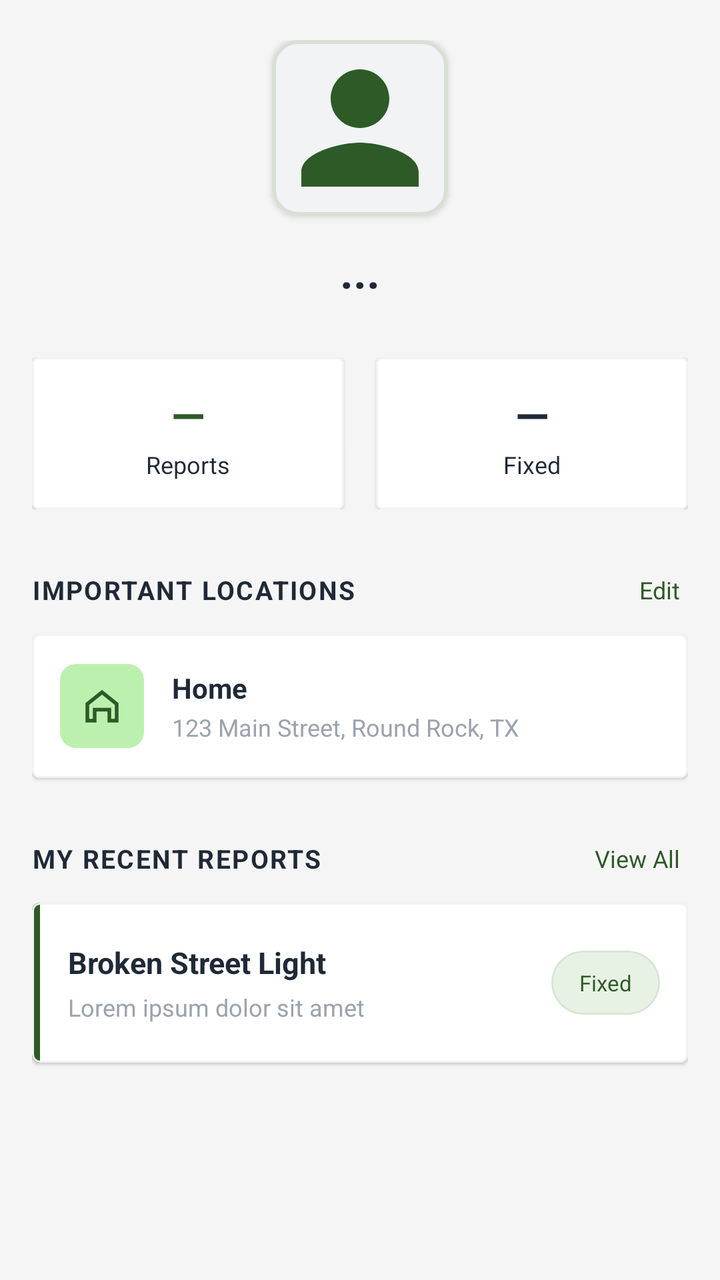
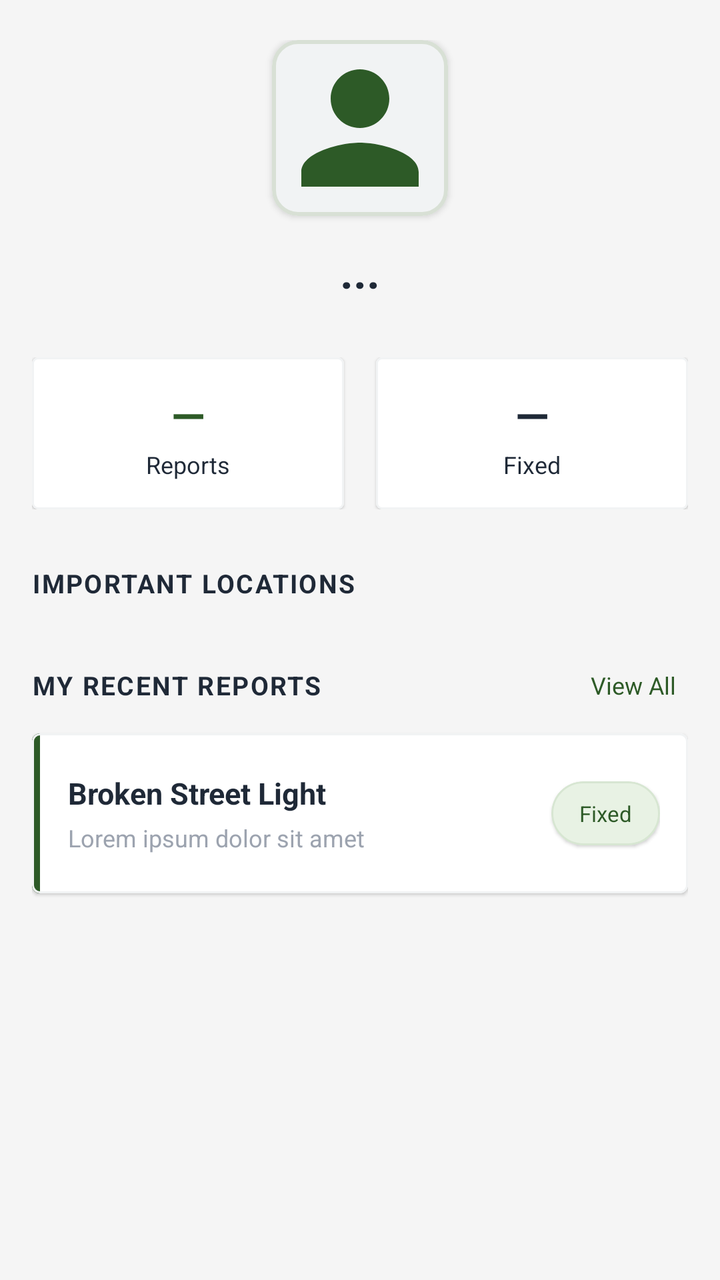

Screens rendered from an Android XML layout before and after an edit, with the pre-edit source and the edit as a unified diff.
<!-- AndroidManifest.xml: application theme Theme.CivicFix -->
<!-- res/layout/fragment_profile.xml -->
<?xml version="1.0" encoding="utf-8"?>
<androidx.core.widget.NestedScrollView
    xmlns:android="http://schemas.android.com/apk/res/android"
    xmlns:app="http://schemas.android.com/apk/res-auto"
    android:layout_width="match_parent"
    android:layout_height="match_parent"
    android:background="@color/background"
    android:clipToPadding="false"
    android:fillViewport="true"
    android:paddingBottom="16dp">

    <LinearLayout
        android:layout_width="match_parent"
        android:layout_height="wrap_content"
        android:orientation="vertical"
        android:paddingStart="16dp"
        android:paddingTop="20dp"
        android:paddingEnd="16dp"
        android:paddingBottom="24dp">


        

        <com.google.android.material.card.MaterialCardView
            android:layout_width="88dp"
            android:layout_height="88dp"
            android:layout_gravity="center_horizontal"
            app:cardBackgroundColor="@color/popupCardBackground"
            app:cardCornerRadius="13dp"
            app:cardElevation="2dp"
            app:strokeColor="@color/profileAvatarStroke"
            app:strokeWidth="2dp">

            <ImageView
                android:id="@+id/iv_profile_picture"
                android:layout_width="match_parent"
                android:layout_height="match_parent"
                android:contentDescription="Profile picture"
                android:scaleType="centerCrop"
                android:src="@drawable/ic_profile_placeholder" />

        </com.google.android.material.card.MaterialCardView>


        <TextView
            android:id="@+id/tv_profile_name"
            android:layout_width="wrap_content"
            android:layout_height="wrap_content"
            android:layout_gravity="center_horizontal"
            android:layout_marginTop="12dp"
            android:text="..."
            android:textColor="@color/tertiary"
            android:textSize="23sp"
            android:textStyle="bold" />


        

        <LinearLayout
            android:layout_width="match_parent"
            android:layout_height="76dp"
            android:layout_marginTop="28dp"
            android:orientation="horizontal">


            
            <com.google.android.material.card.MaterialCardView
                android:layout_width="0dp"
                android:layout_height="match_parent"
                android:layout_weight="1"
                app:cardBackgroundColor="@color/cardBackground"
                app:cardCornerRadius="3dp"
                app:cardElevation="1dp"
                app:strokeColor="@color/popupCardBackground"
                app:strokeWidth="1dp">

                <LinearLayout
                    android:layout_width="match_parent"
                    android:layout_height="match_parent"
                    android:gravity="center"
                    android:orientation="vertical">

                    <TextView
                        android:id="@+id/tv_profile_report_count"
                        android:layout_width="wrap_content"
                        android:layout_height="wrap_content"
                        android:text="—"
                        android:textColor="@color/primary"
                        android:textSize="22sp"
                        android:textStyle="bold" />

                    <TextView
                        android:layout_width="wrap_content"
                        android:layout_height="wrap_content"
                        android:layout_marginTop="2dp"
                        android:text="Reports"
                        android:textColor="@color/tertiary"
                        android:textSize="12sp" />

                </LinearLayout>

            </com.google.android.material.card.MaterialCardView>


            <Space
                android:layout_width="16dp"
                android:layout_height="1dp" />


            
            <com.google.android.material.card.MaterialCardView
                android:layout_width="0dp"
                android:layout_height="match_parent"
                android:layout_weight="1"
                app:cardBackgroundColor="@color/cardBackground"
                app:cardCornerRadius="3dp"
                app:cardElevation="1dp"
                app:strokeColor="@color/popupCardBackground"
                app:strokeWidth="1dp">

                <LinearLayout
                    android:layout_width="match_parent"
                    android:layout_height="match_parent"
                    android:gravity="center"
                    android:orientation="vertical">

                    <TextView
                        android:id="@+id/tv_profile_fixed_count"
                        android:layout_width="wrap_content"
                        android:layout_height="wrap_content"
                        android:text="—"
                        android:textColor="@color/tertiary"
                        android:textSize="22sp"
                        android:textStyle="bold" />

                    <TextView
                        android:layout_width="wrap_content"
                        android:layout_height="wrap_content"
                        android:layout_marginTop="2dp"
                        android:text="Fixed"
                        android:textColor="@color/tertiary"
                        android:textSize="12sp" />

                </LinearLayout>

            </com.google.android.material.card.MaterialCardView>

        </LinearLayout>


        

        <LinearLayout
            android:layout_width="match_parent"
            android:layout_height="wrap_content"
            android:layout_marginTop="28dp"
            android:gravity="center_vertical"
            android:orientation="horizontal">

            <TextView
                android:layout_width="0dp"
                android:layout_height="wrap_content"
                android:layout_weight="1"
                android:letterSpacing="0.06"
                android:text="IMPORTANT LOCATIONS"
                android:textColor="@color/tertiary"
                android:textSize="13sp"
                android:textStyle="bold" />

            <TextView
                android:id="@+id/tv_important_locations_edit"
                android:layout_width="wrap_content"
                android:layout_height="wrap_content"
                android:background="?attr/selectableItemBackgroundBorderless"
                android:clickable="true"
                android:focusable="true"
                android:paddingStart="8dp"
                android:paddingTop="4dp"
                android:paddingEnd="4dp"
                android:paddingBottom="4dp"
                android:text="Edit"
                android:textColor="@color/primary"
                android:textSize="12sp" />

        </LinearLayout>


        <LinearLayout
            android:id="@+id/layout_add_important_location_empty"
            android:layout_width="match_parent"
            android:layout_height="72dp"
            android:layout_marginTop="10dp"
            android:background="@drawable/bg_add_location_dashed"
            android:clickable="true"
            android:focusable="true"
            android:gravity="center"
            android:orientation="horizontal"
            android:visibility="gone">

            <TextView
                android:layout_width="wrap_content"
                android:layout_height="wrap_content"
                android:text="+"
                android:textColor="@color/primary"
                android:textSize="21sp"
                android:textStyle="bold" />

            <TextView
                android:layout_width="wrap_content"
                android:layout_height="wrap_content"
                android:layout_marginStart="7dp"
                android:text="Add Location"
                android:textColor="@color/primary"
                android:textSize="13sp"
                android:textStyle="bold" />

        </LinearLayout>

        <com.google.android.material.card.MaterialCardView
            android:id="@+id/layout_dummy_home_location"
            android:layout_width="match_parent"
            android:layout_height="72dp"
            android:layout_marginTop="10dp"
            android:clickable="true"
            android:focusable="true"
            android:foreground="?attr/selectableItemBackground"
            app:cardBackgroundColor="@color/cardBackground"
            app:cardCornerRadius="4dp"
            app:cardElevation="1dp"
            app:strokeColor="@color/popupCardBackground"
            app:strokeWidth="1dp">

            <LinearLayout
                android:layout_width="match_parent"
                android:layout_height="match_parent"
                android:gravity="center_vertical"
                android:orientation="horizontal"
                android:paddingStart="14dp"
                android:paddingEnd="14dp">

                <FrameLayout
                    android:layout_width="42dp"
                    android:layout_height="42dp"
                    android:background="@drawable/ic_setting_bg_green"
                    android:padding="10dp">

                    <ImageView
                        android:layout_width="match_parent"
                        android:layout_height="match_parent"
                        android:contentDescription="Home"
                        android:src="@drawable/ic_profile_home"
                        app:tint="@color/profileLocationHomeIcon" />

                </FrameLayout>


                <LinearLayout
                    android:layout_width="0dp"
                    android:layout_height="wrap_content"
                    android:layout_marginStart="14dp"
                    android:layout_weight="1"
                    android:orientation="vertical">

                    <TextView
                        android:layout_width="wrap_content"
                        android:layout_height="wrap_content"
                        android:text="Home"
                        android:textColor="@color/tertiary"
                        android:textSize="14sp"
                        android:textStyle="bold" />

                    <TextView
                        android:layout_width="wrap_content"
                        android:layout_height="wrap_content"
                        android:layout_marginTop="2dp"
                        android:ellipsize="end"
                        android:maxLines="1"
                        android:text="123 Main Street, Round Rock, TX"
                        android:textColor="@color/textSecondary"
                        android:textSize="12sp" />

                </LinearLayout>

            </LinearLayout>

        </com.google.android.material.card.MaterialCardView>


        

        <LinearLayout
            android:layout_width="match_parent"
            android:layout_height="wrap_content"
            android:layout_marginTop="28dp"
            android:gravity="center_vertical"
            android:orientation="horizontal">

            <TextView
                android:layout_width="0dp"
                android:layout_height="wrap_content"
                android:layout_weight="1"
                android:letterSpacing="0.06"
                android:text="MY RECENT REPORTS"
                android:textColor="@color/tertiary"
                android:textSize="13sp"
                android:textStyle="bold" />

            <TextView
                android:id="@+id/tv_recent_reports_view_all"
                android:layout_width="wrap_content"
                android:layout_height="wrap_content"
                android:background="?attr/selectableItemBackgroundBorderless"
                android:clickable="false"
                android:focusable="false"
                android:paddingStart="8dp"
                android:paddingTop="4dp"
                android:paddingEnd="4dp"
                android:paddingBottom="4dp"
                android:text="View All"
                android:textColor="@color/primary"
                android:textSize="12sp" />

        </LinearLayout>


        <com.google.android.material.card.MaterialCardView
            android:layout_width="match_parent"
            android:layout_height="80dp"
            android:layout_marginTop="10dp"
            app:cardBackgroundColor="@color/cardBackground"
            app:cardCornerRadius="4dp"
            app:cardElevation="1dp"
            app:strokeColor="@color/popupCardBackground"
            app:strokeWidth="1dp">

            <FrameLayout
                android:layout_width="match_parent"
                android:layout_height="match_parent">

                
                <View
                    android:layout_width="4dp"
                    android:layout_height="match_parent"
                    android:background="@color/primary" />


                <LinearLayout
                    android:layout_width="match_parent"
                    android:layout_height="match_parent"
                    android:gravity="center_vertical"
                    android:orientation="horizontal"
                    android:paddingStart="18dp"
                    android:paddingEnd="14dp">

                    <LinearLayout
                        android:layout_width="0dp"
                        android:layout_height="wrap_content"
                        android:layout_weight="1"
                        android:orientation="vertical">

                        <TextView
                            android:layout_width="wrap_content"
                            android:layout_height="wrap_content"
                            android:text="Broken Street Light"
                            android:textColor="@color/tertiary"
                            android:textSize="15sp"
                            android:textStyle="bold" />

                        <TextView
                            android:layout_width="wrap_content"
                            android:layout_height="wrap_content"
                            android:layout_marginTop="4dp"
                            android:maxLines="2"
                            android:text="Lorem ipsum dolor sit amet"
                            android:textColor="@color/textSecondary"
                            android:textSize="12sp" />

                    </LinearLayout>


                    <com.google.android.material.card.MaterialCardView
                        android:layout_width="wrap_content"
                        android:layout_height="32dp"
                        android:layout_marginStart="12dp"
                        app:cardBackgroundColor="@color/fixedStatusBg"
                        app:cardCornerRadius="16dp"
                        app:cardElevation="0dp"
                        app:strokeColor="@color/fixedStatusStroke"
                        app:strokeWidth="1dp">

                        <TextView
                            android:layout_width="wrap_content"
                            android:layout_height="match_parent"
                            android:gravity="center"
                            android:paddingStart="14dp"
                            android:paddingEnd="14dp"
                            android:text="Fixed"
                            android:textColor="@color/fixedStatusText"
                            android:textSize="11sp" />

                    </com.google.android.material.card.MaterialCardView>

                </LinearLayout>

            </FrameLayout>

        </com.google.android.material.card.MaterialCardView>

    </LinearLayout>

</androidx.core.widget.NestedScrollView>
<!-- resources referenced by this layout -->
<resources>
  <color name="background">#F5F5F5</color>
  <color name="cardBackground">#FFFFFF</color>
  <color name="fixedStatusBg">#E8F2E4</color>
  <color name="fixedStatusStroke">#D7E6D2</color>
  <color name="fixedStatusText">#2D5A27</color>
  <color name="popupCardBackground">#F1F3F4</color>
  <color name="primary">#FF2D5A27</color>
  <color name="profileAvatarStroke">#D8E0D5</color>
  <color name="profileLocationHomeIcon">#2D5A27</color>
  <color name="tertiary">#FF1F2937</color>
  <color name="textSecondary">#9CA3AF</color>
  <!-- drawable bg_add_location_dashed (drawable) -->
  <?xml version="1.0" encoding="utf-8"?>
  <shape
      xmlns:android="http://schemas.android.com/apk/res/android"
      android:shape="rectangle">
  
      <solid
          android:color="@android:color/transparent" />
  
      <stroke
          android:width="1dp"
          android:color="@color/textSecondary"
          android:dashWidth="7dp"
          android:dashGap="5dp" />
  
      <corners
          android:radius="6dp" />
  
  </shape>
  <!-- drawable ic_profile_home (drawable) -->
  <?xml version="1.0" encoding="utf-8"?>
  <vector xmlns:android="http://schemas.android.com/apk/res/android"
      android:width="24dp"
      android:height="24dp"
      android:viewportWidth="24"
      android:viewportHeight="24">
  
      <path
          android:fillColor="@android:color/white"
          android:pathData="M12,3.2L3,10.4V21h6v-6h6v6h6V10.4L12,3.2zM19,19h-2v-6H7v6H5v-7.6l7,-5.6 7,5.6V19z" />
  
  </vector>
  <!-- drawable ic_profile_placeholder (drawable) -->
  <?xml version="1.0" encoding="utf-8"?>
  <vector xmlns:android="http://schemas.android.com/apk/res/android"
      android:width="52dp"
      android:height="52dp"
      android:viewportWidth="24"
      android:viewportHeight="24">
  
      <path
          android:fillColor="@color/primary"
          android:pathData="M12,12c2.21,0 4,-1.79 4,-4s-1.79,-4 -4,-4 -4,1.79 -4,4 1.79,4 4,4zM12,14c-2.67,0 -8,1.34 -8,4v2h16v-2c0,-2.66 -5.33,-4 -8,-4z" />
  
  </vector>
  <!-- drawable ic_setting_bg_green (drawable) -->
  <?xml version="1.0" encoding="utf-8"?>
  <shape xmlns:android="http://schemas.android.com/apk/res/android" android:shape="rectangle">
      <solid android:color="#BCF0AE" />
      <corners android:radius="8dp" />
  </shape>
  <style name="Theme.CivicFix" parent="Theme.MaterialComponents.DayNight.NoActionBar" />
</resources>

<!-- the commit's change to res/layout/fragment_profile.xml (unified diff, before → after) -->
@@ -18,9 +18,7 @@
         android:paddingEnd="16dp"
         android:paddingBottom="24dp">
 
-
-        
-
+        
         <com.google.android.material.card.MaterialCardView
             android:layout_width="88dp"
             android:layout_height="88dp"
@@ -40,7 +38,6 @@
                 android:src="@drawable/ic_profile_placeholder" />
 
         </com.google.android.material.card.MaterialCardView>
-
 
         <TextView
             android:id="@+id/tv_profile_name"
@@ -55,15 +52,12 @@
 
 
         
-
         <LinearLayout
             android:layout_width="match_parent"
             android:layout_height="76dp"
             android:layout_marginTop="28dp"
             android:orientation="horizontal">
 
-
-            
             <com.google.android.material.card.MaterialCardView
                 android:layout_width="0dp"
                 android:layout_height="match_parent"
@@ -101,13 +95,10 @@
 
             </com.google.android.material.card.MaterialCardView>
 
-
             <Space
                 android:layout_width="16dp"
                 android:layout_height="1dp" />
 
-
-            
             <com.google.android.material.card.MaterialCardView
                 android:layout_width="0dp"
                 android:layout_height="match_parent"
@@ -149,7 +140,6 @@
 
 
         
-
         <LinearLayout
             android:layout_width="match_parent"
             android:layout_height="wrap_content"
@@ -174,17 +164,16 @@
                 android:background="?attr/selectableItemBackgroundBorderless"
                 android:clickable="true"
                 android:focusable="true"
-                android:paddingStart="8dp"
-                android:paddingTop="4dp"
-                android:paddingEnd="4dp"
-                android:paddingBottom="4dp"
+                android:padding="6dp"
                 android:text="Edit"
                 android:textColor="@color/primary"
-                android:textSize="12sp" />
+                android:textSize="12sp"
+                android:visibility="gone" />
 
         </LinearLayout>
 
 
+        
         <LinearLayout
             android:id="@+id/layout_add_important_location_empty"
             android:layout_width="match_parent"
@@ -216,78 +205,16 @@
 
         </LinearLayout>
 
-        <com.google.android.material.card.MaterialCardView
-            android:id="@+id/layout_dummy_home_location"
-            android:layout_width="match_parent"
-            android:layout_height="72dp"
-            android:layout_marginTop="10dp"
-            android:clickable="true"
-            android:focusable="true"
-            android:foreground="?attr/selectableItemBackground"
-            app:cardBackgroundColor="@color/cardBackground"
-            app:cardCornerRadius="4dp"
-            app:cardElevation="1dp"
-            app:strokeColor="@color/popupCardBackground"
-            app:strokeWidth="1dp">
-
-            <LinearLayout
-                android:layout_width="match_parent"
-                android:layout_height="match_parent"
-                android:gravity="center_vertical"
-                android:orientation="horizontal"
-                android:paddingStart="14dp"
-                android:paddingEnd="14dp">
-
-                <FrameLayout
-                    android:layout_width="42dp"
-                    android:layout_height="42dp"
-                    android:background="@drawable/ic_setting_bg_green"
-                    android:padding="10dp">
-
-                    <ImageView
-                        android:layout_width="match_parent"
-                        android:layout_height="match_parent"
-                        android:contentDescription="Home"
-                        android:src="@drawable/ic_profile_home"
-                        app:tint="@color/profileLocationHomeIcon" />
-
-                </FrameLayout>
-
-
-                <LinearLayout
-                    android:layout_width="0dp"
-                    android:layout_height="wrap_content"
-                    android:layout_marginStart="14dp"
-                    android:layout_weight="1"
-                    android:orientation="vertical">
-
-                    <TextView
-                        android:layout_width="wrap_content"
-                        android:layout_height="wrap_content"
-                        android:text="Home"
-                        android:textColor="@color/tertiary"
-                        android:textSize="14sp"
-                        android:textStyle="bold" />
-
-                    <TextView
-                        android:layout_width="wrap_content"
-                        android:layout_height="wrap_content"
-                        android:layout_marginTop="2dp"
-                        android:ellipsize="end"
-                        android:maxLines="1"
-                        android:text="123 Main Street, Round Rock, TX"
-                        android:textColor="@color/textSecondary"
-                        android:textSize="12sp" />
-
-                </LinearLayout>
-
-            </LinearLayout>
-
-        </com.google.android.material.card.MaterialCardView>
-
-
-        
-
+
+        
+        <LinearLayout
+            android:id="@+id/profile_locations_container"
+            android:layout_width="match_parent"
+            android:layout_height="wrap_content"
+            android:orientation="vertical" />
+
+
+        
         <LinearLayout
             android:layout_width="match_parent"
             android:layout_height="wrap_content"
@@ -309,13 +236,7 @@
                 android:id="@+id/tv_recent_reports_view_all"
                 android:layout_width="wrap_content"
                 android:layout_height="wrap_content"
-                android:background="?attr/selectableItemBackgroundBorderless"
-                android:clickable="false"
-                android:focusable="false"
-                android:paddingStart="8dp"
-                android:paddingTop="4dp"
-                android:paddingEnd="4dp"
-                android:paddingBottom="4dp"
+                android:padding="6dp"
                 android:text="View All"
                 android:textColor="@color/primary"
                 android:textSize="12sp" />
@@ -337,12 +258,10 @@
                 android:layout_width="match_parent"
                 android:layout_height="match_parent">
 
-                
                 <View
                     android:layout_width="4dp"
                     android:layout_height="match_parent"
                     android:background="@color/primary" />
-
 
                 <LinearLayout
                     android:layout_width="match_parent"
@@ -370,13 +289,11 @@
                             android:layout_width="wrap_content"
                             android:layout_height="wrap_content"
                             android:layout_marginTop="4dp"
-                            android:maxLines="2"
                             android:text="Lorem ipsum dolor sit amet"
                             android:textColor="@color/textSecondary"
                             android:textSize="12sp" />
 
                     </LinearLayout>
-
 
                     <com.google.android.material.card.MaterialCardView
                         android:layout_width="wrap_content"
@@ -384,7 +301,6 @@
                         android:layout_marginStart="12dp"
                         app:cardBackgroundColor="@color/fixedStatusBg"
                         app:cardCornerRadius="16dp"
-                        app:cardElevation="0dp"
                         app:strokeColor="@color/fixedStatusStroke"
                         app:strokeWidth="1dp">
 
<!-- resource entries referenced after the edit -->
@@ -8,7 +8,6 @@
   <color name="popupCardBackground">#F1F3F4</color>
   <color name="primary">#FF2D5A27</color>
   <color name="profileAvatarStroke">#D8E0D5</color>
-  <color name="profileLocationHomeIcon">#2D5A27</color>
   <color name="tertiary">#FF1F2937</color>
   <color name="textSecondary">#9CA3AF</color>
   <!-- drawable bg_add_location_dashed (drawable) -->
@@ -30,19 +29,6 @@
           android:radius="6dp" />
   
   </shape>
-  <!-- drawable ic_profile_home (drawable) -->
-  <?xml version="1.0" encoding="utf-8"?>
-  <vector xmlns:android="http://schemas.android.com/apk/res/android"
-      android:width="24dp"
-      android:height="24dp"
-      android:viewportWidth="24"
-      android:viewportHeight="24">
-  
-      <path
-          android:fillColor="@android:color/white"
-          android:pathData="M12,3.2L3,10.4V21h6v-6h6v6h6V10.4L12,3.2zM19,19h-2v-6H7v6H5v-7.6l7,-5.6 7,5.6V19z" />
-  
-  </vector>
   <!-- drawable ic_profile_placeholder (drawable) -->
   <?xml version="1.0" encoding="utf-8"?>
   <vector xmlns:android="http://schemas.android.com/apk/res/android"
@@ -56,12 +42,6 @@
           android:pathData="M12,12c2.21,0 4,-1.79 4,-4s-1.79,-4 -4,-4 -4,1.79 -4,4 1.79,4 4,4zM12,14c-2.67,0 -8,1.34 -8,4v2h16v-2c0,-2.66 -5.33,-4 -8,-4z" />
   
   </vector>
-  <!-- drawable ic_setting_bg_green (drawable) -->
-  <?xml version="1.0" encoding="utf-8"?>
-  <shape xmlns:android="http://schemas.android.com/apk/res/android" android:shape="rectangle">
-      <solid android:color="#BCF0AE" />
-      <corners android:radius="8dp" />
-  </shape>
   <style name="Theme.CivicFix" parent="Theme.MaterialComponents.DayNight.NoActionBar" />
 </resources>
 
